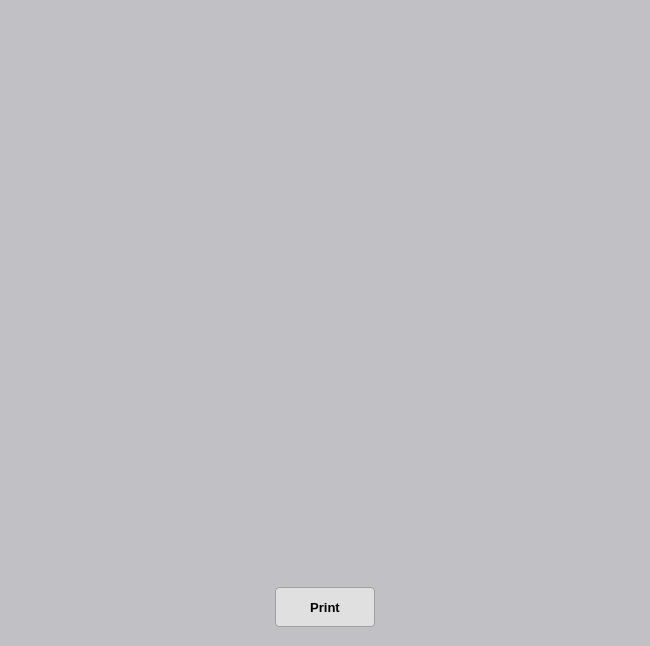
Before: the Qt Designer form assets/ui/emp_hours_window.ui in Hauh4444/WIS-Accuracy-Data-Analytics, drawn with Qt 5.
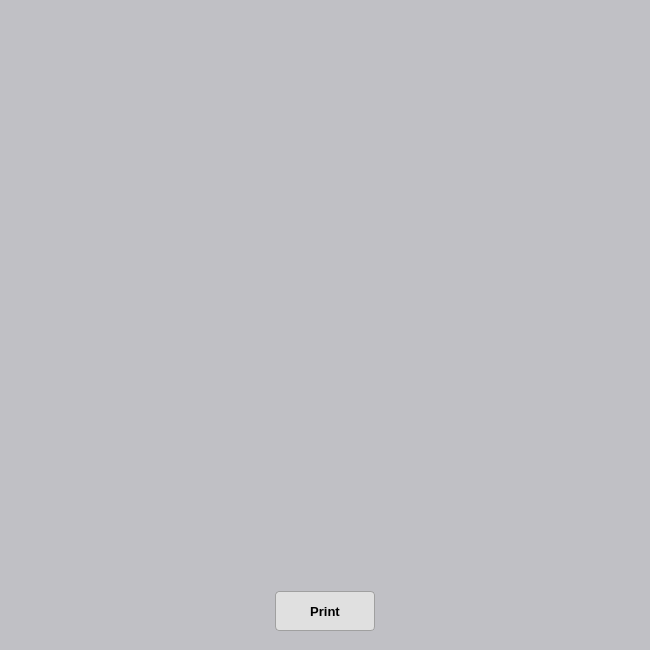
After: the same form once the commit is applied.

What changed in the file:
```diff
--- a/assets/ui/emp_hours_window.ui
+++ b/assets/ui/emp_hours_window.ui
@@ -7,7 +7,7 @@
                 <x>0</x>
                 <y>0</y>
                 <width>650</width>
-                <height>646</height>
+    <height>650</height>
             </rect>
         </property>
         <property name="windowTitle">
@@ -92,7 +92,7 @@
                                             <x>0</x>
                                             <y>0</y>
                                             <width>612</width>
-                                            <height>556</height>
+           <height>560</height>
                                         </rect>
                                     </property>
                                     <layout class="QVBoxLayout" name="verticalLayout_3">
```
Left out of the diff: 6 changed lines with no effect on the pictures. Lines whose indentation alone changed are shown as unchanged.
